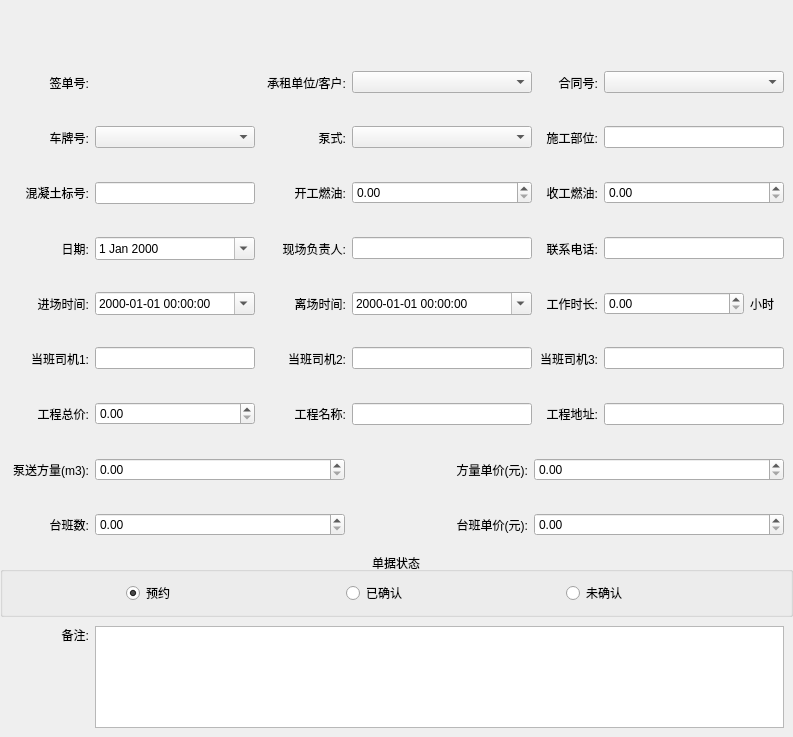
Above: CarRentalManagement/ui/dialog/rentaldocument/rentaldocumenteditdialog.ui from longcp/CarRentalManagement before the change. Below: the same form after it.
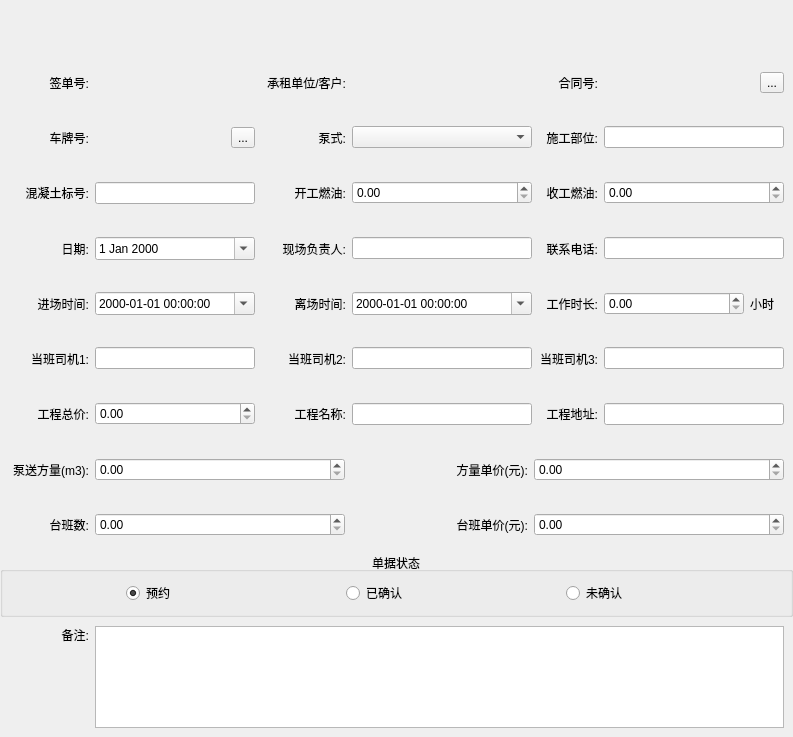
That is the form after the change.

```diff
--- a/CarRentalManagement/ui/dialog/rentaldocument/rentaldocumenteditdialog.ui
+++ b/CarRentalManagement/ui/dialog/rentaldocument/rentaldocumenteditdialog.ui
@@ -161,7 +161,7 @@
          </widget>
         </item>
         <item>
-         <widget class="QComboBox" name="clientNameCB">
+         <widget class="QLabel" name="clientNameLabel">
           <property name="minimumSize">
            <size>
             <width>180</width>
@@ -174,6 +174,9 @@
             <height>16777215</height>
            </size>
           </property>
+          <property name="text">
+           <string/>
+          </property>
          </widget>
         </item>
         <item>
@@ -199,18 +202,16 @@
          </widget>
         </item>
         <item>
-         <widget class="QComboBox" name="contractNumberCB">
-          <property name="minimumSize">
-           <size>
-            <width>180</width>
-            <height>0</height>
-           </size>
+         <widget class="QLabel" name="contractNumberLabel">
+          <property name="text">
+           <string/>
           </property>
-          <property name="maximumSize">
-           <size>
-            <width>180</width>
-            <height>16777215</height>
-           </size>
+         </widget>
+        </item>
+        <item>
+         <widget class="QToolButton" name="contractNumToolButton">
+          <property name="text">
+           <string>...</string>
           </property>
          </widget>
         </item>
@@ -277,18 +278,16 @@
          </widget>
         </item>
         <item>
-         <widget class="QComboBox" name="carNumberCB">
-          <property name="minimumSize">
-           <size>
-            <width>160</width>
-            <height>0</height>
-           </size>
+         <widget class="QLabel" name="carNumberLabel">
+          <property name="text">
+           <string/>
           </property>
-          <property name="maximumSize">
-           <size>
-            <width>160</width>
-            <height>16777215</height>
-           </size>
+         </widget>
+        </item>
+        <item>
+         <widget class="QToolButton" name="carNumToolButton">
+          <property name="text">
+           <string>...</string>
           </property>
          </widget>
         </item>
```
